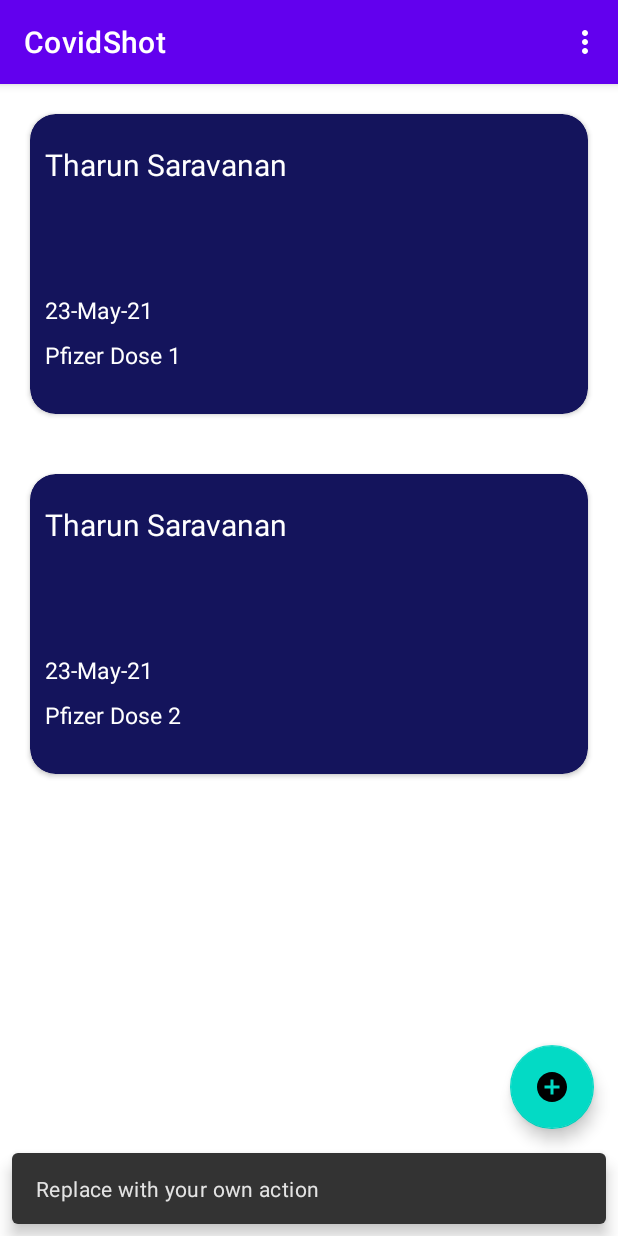
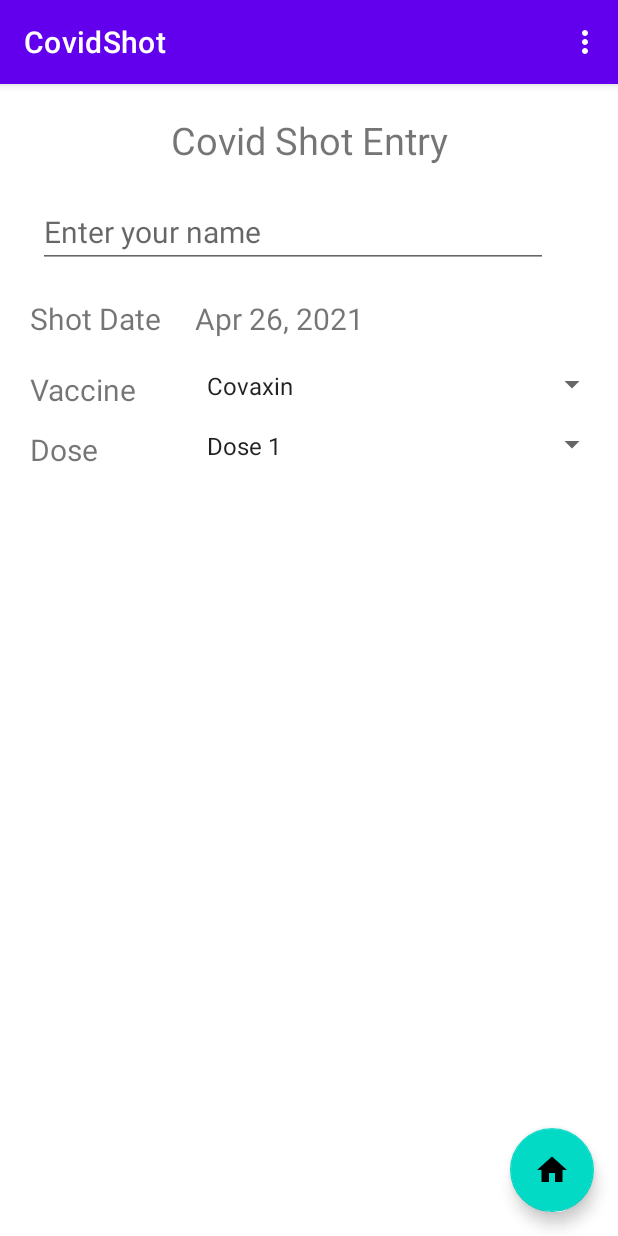
Before and after one commit to TharunSaravanan/Health-Rec, an Android app: the screen it shows after launch (MainActivity), after a tap on an icon or button, on a phone screen of 412 x 824 dp. Run offline under Robolectric (Android 15) with nearby library versions, the phone set to English and light mode, and no system bars.

Commit message:
first version

```diff
--- a/app/build.gradle
+++ b/app/build.gradle
@@ -35,6 +35,7 @@ dependencies {
     implementation 'androidx.constraintlayout:constraintlayout:2.0.4'
     implementation 'androidx.navigation:navigation-fragment:2.3.4'
     implementation 'androidx.navigation:navigation-ui:2.3.4'
+    implementation 'androidx.legacy:legacy-support-v4:1.0.0'
     testImplementation 'junit:junit:4.+'
     androidTestImplementation 'androidx.test.ext:junit:1.1.2'
     androidTestImplementation 'androidx.test.espresso:espresso-core:3.3.0'
--- /dev/null
+++ b/app/src/main/java/com/bstharun/covidshot/DateHelper.java
@@ -0,0 +1,35 @@
+package com.bstharun.covidshot;
+
+import java.text.ParseException;
+import java.text.SimpleDateFormat;
+import java.util.Calendar;
+import java.util.Date;
+
+public class DateHelper {
+    public static Date StringToDate(String s) {
+
+        Date result = null;
+        try {
+            SimpleDateFormat dateFormat = new SimpleDateFormat("MMM dd, yyyy");
+            result = dateFormat.parse(s);
+        } catch (ParseException e) {
+            e.printStackTrace();
+
+        }
+        return result;
+    }
+
+    public static String DateToString(Date d) {
+        SimpleDateFormat dateFormat = new SimpleDateFormat("MMM dd, yyyy");
+        return dateFormat.format(d);
+    }
+
+    public static String TodayToString() {
+        Calendar calendar = Calendar.getInstance();
+        Date today = calendar.getTime();
+
+        SimpleDateFormat dateFormat = new SimpleDateFormat("MMM dd, yyyy");
+        return dateFormat.format(today);
+    }
+
+}
--- a/app/src/main/java/com/bstharun/covidshot/FirstFragment.java
+++ b/app/src/main/java/com/bstharun/covidshot/FirstFragment.java
@@ -5,10 +5,12 @@ import android.view.LayoutInflater;
 import android.view.View;
 import android.view.ViewGroup;
 
-import androidx.annotation.NonNull;
 import androidx.fragment.app.Fragment;
+import androidx.navigation.fragment.NavHostFragment;
 import androidx.recyclerview.widget.LinearLayoutManager;
 import androidx.recyclerview.widget.RecyclerView;
+
+import com.google.android.material.floatingactionbutton.FloatingActionButton;
 
 import java.util.ArrayList;
 import java.util.Date;
@@ -53,35 +55,18 @@ public class FirstFragment extends Fragment {
         // Set layout manager to position the items
         rvVaccinations.setLayoutManager(new LinearLayoutManager(this.getActivity()));
 
-        /* Decorate for divider
-        RecyclerView.ItemDecoration itemDecoration = new
-                DividerItemDecoration(this.getActivity(), DividerItemDecoration.VERTICAL);
-        rvVaccinations.addItemDecoration(itemDecoration);
+        // link floating action button
+        FloatingActionButton fab = root.findViewById(R.id.fab);
+        fab.setOnClickListener(new View.OnClickListener() {
+            @Override
+            public void onClick(View view) {
 
-         */
+                NavHostFragment.findNavController(FirstFragment.this)
+                        .navigate(R.id.action_FirstFragment_to_VaccineEntryFragment);
 
-/*        ImageView manualEntry = (ImageView) root.findViewById(R.id.manualEntry);
-
-        manualEntry.setOnClickListener(new View.OnClickListener() {
-            @RequiresApi(api = Build.VERSION_CODES.O)
-            public void onClick(View v) {
-                NavController navController = MainActivity.navController;
-                navController.navigate(R.id.navigation_manual_entry);
             }
-        });*/
+        });
 
         return root;
     }
-
-    public void onViewCreated(@NonNull View view, Bundle savedInstanceState) {
-        super.onViewCreated(view, savedInstanceState);
-
-/*        view.findViewById(R.id.button_first).setOnClickListener(new View.OnClickListener() {
-            @Override
-            public void onClick(View view) {
-                NavHostFragment.findNavController(FirstFragment.this)
-                        .navigate(R.id.action_FirstFragment_to_SecondFragment);
-            }
-        });*/
-    }
 }
--- a/app/src/main/java/com/bstharun/covidshot/MainActivity.java
+++ b/app/src/main/java/com/bstharun/covidshot/MainActivity.java
@@ -1,19 +1,16 @@
 package com.bstharun.covidshot;
 
 import android.os.Bundle;
-
-import com.google.android.material.floatingactionbutton.FloatingActionButton;
-import com.google.android.material.snackbar.Snackbar;
+import android.view.Menu;
+import android.view.MenuItem;
 
 import androidx.appcompat.app.AppCompatActivity;
 import androidx.appcompat.widget.Toolbar;
-
-import android.view.View;
-
-import android.view.Menu;
-import android.view.MenuItem;
+import androidx.navigation.NavController;
 
 public class MainActivity extends AppCompatActivity {
+
+    public static NavController navController;
 
     @Override
     protected void onCreate(Bundle savedInstanceState) {
@@ -21,15 +18,6 @@ public class MainActivity extends AppCompatActivity {
         setContentView(R.layout.activity_main);
         Toolbar toolbar = findViewById(R.id.toolbar);
         setSupportActionBar(toolbar);
-
-        FloatingActionButton fab = findViewById(R.id.fab);
-        fab.setOnClickListener(new View.OnClickListener() {
-            @Override
-            public void onClick(View view) {
-                Snackbar.make(view, "Replace with your own action", Snackbar.LENGTH_LONG)
-                        .setAction("Action", null).show();
-            }
-        });
     }
 
     @Override
@@ -47,7 +35,7 @@ public class MainActivity extends AppCompatActivity {
         int id = item.getItemId();
 
         //noinspection SimplifiableIfStatement
-        if (id == R.id.action_settings) {
+        if (id == R.id.action_home) {
             return true;
         }
 
--- a/app/src/main/java/com/bstharun/covidshot/SecondFragment.java
+++ /dev/null
@@ -1,34 +0,0 @@
-package com.bstharun.covidshot;
-
-import android.os.Bundle;
-import android.view.LayoutInflater;
-import android.view.View;
-import android.view.ViewGroup;
-
-import androidx.annotation.NonNull;
-import androidx.fragment.app.Fragment;
-import androidx.navigation.fragment.NavHostFragment;
-
-public class SecondFragment extends Fragment {
-
-    @Override
-    public View onCreateView(
-            LayoutInflater inflater, ViewGroup container,
-            Bundle savedInstanceState
-    ) {
-        // Inflate the layout for this fragment
-        return inflater.inflate(R.layout.fragment_second, container, false);
-    }
-
-    public void onViewCreated(@NonNull View view, Bundle savedInstanceState) {
-        super.onViewCreated(view, savedInstanceState);
-
-        view.findViewById(R.id.button_second).setOnClickListener(new View.OnClickListener() {
-            @Override
-            public void onClick(View view) {
-                NavHostFragment.findNavController(SecondFragment.this)
-                        .navigate(R.id.action_SecondFragment_to_FirstFragment);
-            }
-        });
-    }
-}
--- /dev/null
+++ b/app/src/main/java/com/bstharun/covidshot/VaccineEntryFragment.java
@@ -0,0 +1,160 @@
+package com.bstharun.covidshot;
+
+import android.app.DatePickerDialog;
+import android.os.Bundle;
+import android.util.Log;
+import android.view.LayoutInflater;
+import android.view.View;
+import android.view.ViewGroup;
+import android.widget.AdapterView;
+import android.widget.ArrayAdapter;
+import android.widget.DatePicker;
+import android.widget.Spinner;
+import android.widget.TextView;
+
+import androidx.fragment.app.Fragment;
+
+import java.util.Calendar;
+import java.util.Date;
+
+public class VaccineEntryFragment extends Fragment {
+
+    String[] vaccines = {
+            "Covaxin",
+            "Covishield",
+            "Johnson & Johnson",
+            "Moderna",
+            "Novavax",
+            "Oxford–AstraZeneca",
+            "Pfizer-BioNTech",
+            "Sputnik V"};
+
+    String[] doses = {"Dose 1", "Dose 2", "Single Dose Vaccine"};
+
+    TextView txtDate;
+    Spinner spinnerVaccine;
+    Spinner spinnerDose;
+
+    public VaccineEntryFragment() {
+        // Required empty public constructor
+    }
+
+
+    @Override
+    public void onCreate(Bundle savedInstanceState) {
+        super.onCreate(savedInstanceState);
+    }
+
+    @Override
+    public View onCreateView(LayoutInflater inflater, ViewGroup container,
+                             Bundle savedInstanceState) {
+        // Inflate the layout for this fragment
+        View root = inflater.inflate(R.layout.fragment_vaccine_entry, container, false);
+
+        spinnerVaccine = root.findViewById(R.id.spinnerVaccineType);
+        spinnerDose = root.findViewById(R.id.spinnerVaccineDose);
+        txtDate = root.findViewById(R.id.txtDate);
+
+        txtDate.setText(DateHelper.TodayToString());
+
+        setVaccineSpinner();
+        setVaccineDoseSpinner();
+
+
+        txtDate.setOnClickListener(v -> {
+            showCalendar();
+        });
+
+
+        return root;
+    }
+
+
+
+    void showCalendar(){
+        final Calendar c = Calendar.getInstance();
+        int mYear = c.get(Calendar.YEAR);
+        int mMonth = c.get(Calendar.MONTH);
+        int mDay = c.get(Calendar.DAY_OF_MONTH);
+
+
+        DatePickerDialog datePickerDialog = new DatePickerDialog(this.getActivity(),
+                new DatePickerDialog.OnDateSetListener() {
+
+                    @Override
+                    public void onDateSet(DatePicker view, int year,
+                                          int monthOfYear, int dayOfMonth) {
+
+                        Calendar calendar = Calendar.getInstance();
+                        calendar.set(year, monthOfYear, dayOfMonth);
+                        Date d = calendar.getTime();
+
+                        txtDate.setText(DateHelper.DateToString(d));
+
+                    }
+                }, mYear, mMonth, mDay);
+
+        datePickerDialog.show();
+    }
+
+    void setVaccineSpinner() {
+
+
+        spinnerVaccine.setOnItemSelectedListener(new AdapterView.OnItemSelectedListener() {
+            @Override
+            public void onItemSelected(AdapterView<?> parentView, View selectedItemView, int position, long id) {
+                Log.d("MyLog", "Selected " + vaccines[position]);
+            }
+
+            @Override
+            public void onNothingSelected(AdapterView<?> parentView) {
+                // your code here
+            }
+
+        });
+
+        ArrayAdapter ad = new ArrayAdapter(this.getActivity(), android.R.layout.simple_spinner_item, vaccines);
+
+        // set simple layout resource file
+        // for each item of spinner
+        ad.setDropDownViewResource(
+                android.R.layout
+                        .simple_spinner_dropdown_item);
+
+        // Set the ArrayAdapter (ad) data on the
+        // Spinner which binds data to spinner
+        spinnerVaccine.setAdapter(ad);
+
+    }
+
+    void setVaccineDoseSpinner() {
+
+
+        spinnerDose.setOnItemSelectedListener(new AdapterView.OnItemSelectedListener() {
+            @Override
+            public void onItemSelected(AdapterView<?> parentView, View selectedItemView, int position, long id) {
+                Log.d("MyLog", "Selected " + doses[position]);
+            }
+
+            @Override
+            public void onNothingSelected(AdapterView<?> parentView) {
+                // your code here
+            }
+
+        });
+
+        ArrayAdapter ad = new ArrayAdapter(this.getActivity(), android.R.layout.simple_spinner_item, doses);
+
+        // set simple layout resource file
+        // for each item of spinner
+        ad.setDropDownViewResource(
+                android.R.layout
+                        .simple_spinner_dropdown_item);
+
+        // Set the ArrayAdapter (ad) data on the
+        // Spinner which binds data to spinner
+        spinnerDose.setAdapter(ad);
+
+    }
+
+}
--- /dev/null
+++ b/app/src/main/res/drawable/ic_baseline_home_24.xml
@@ -0,0 +1,10 @@
+<vector xmlns:android="http://schemas.android.com/apk/res/android"
+    android:width="24dp"
+    android:height="24dp"
+    android:viewportWidth="24"
+    android:viewportHeight="24"
+    android:tint="?attr/colorControlNormal">
+  <path
+      android:fillColor="@android:color/white"
+      android:pathData="M10,20v-6h4v6h5v-8h3L12,3 2,12h3v8z"/>
+</vector>
--- a/app/src/main/res/layout/activity_main.xml
+++ b/app/src/main/res/layout/activity_main.xml
@@ -22,12 +22,6 @@
 
     <include layout="@layout/content_main" />
 
-    <com.google.android.material.floatingactionbutton.FloatingActionButton
-        android:id="@+id/fab"
-        android:layout_width="wrap_content"
-        android:layout_height="wrap_content"
-        android:layout_gravity="bottom|end"
-        android:layout_margin="@dimen/fab_margin"
-        app:srcCompat="@drawable/ic_baseline_add_circle_24" />
+
 
 </androidx.coordinatorlayout.widget.CoordinatorLayout>
--- a/app/src/main/res/layout/fragment_first.xml
+++ b/app/src/main/res/layout/fragment_first.xml
@@ -13,5 +13,15 @@
         tools:layout_editor_absoluteX="200dp"
         tools:layout_editor_absoluteY="145dp" />
 
+    <com.google.android.material.floatingactionbutton.FloatingActionButton
+        android:id="@+id/fab"
+        android:layout_width="wrap_content"
+        android:layout_height="wrap_content"
+        app:layout_constraintBottom_toBottomOf="parent"
+        app:layout_constraintRight_toRightOf="parent"
+        android:layout_gravity="bottom|end"
+        android:layout_margin="@dimen/fab_margin"
+        app:srcCompat="@drawable/ic_baseline_add_circle_24" />
+
 
 </androidx.constraintlayout.widget.ConstraintLayout>
--- a/app/src/main/res/layout/fragment_second.xml
+++ /dev/null
@@ -1,27 +0,0 @@
-<?xml version="1.0" encoding="utf-8"?>
-<androidx.constraintlayout.widget.ConstraintLayout xmlns:android="http://schemas.android.com/apk/res/android"
-    xmlns:app="http://schemas.android.com/apk/res-auto"
-    xmlns:tools="http://schemas.android.com/tools"
-    android:layout_width="match_parent"
-    android:layout_height="match_parent"
-    tools:context=".SecondFragment">
-
-    <TextView
-        android:id="@+id/textview_second"
-        android:layout_width="wrap_content"
-        android:layout_height="wrap_content"
-        app:layout_constraintBottom_toTopOf="@id/button_second"
-        app:layout_constraintEnd_toEndOf="parent"
-        app:layout_constraintStart_toStartOf="parent"
-        app:layout_constraintTop_toTopOf="parent" />
-
-    <Button
-        android:id="@+id/button_second"
-        android:layout_width="wrap_content"
-        android:layout_height="wrap_content"
-        android:text="@string/previous"
-        app:layout_constraintBottom_toBottomOf="parent"
-        app:layout_constraintEnd_toEndOf="parent"
-        app:layout_constraintStart_toStartOf="parent"
-        app:layout_constraintTop_toBottomOf="@id/textview_second" />
-</androidx.constraintlayout.widget.ConstraintLayout>
--- /dev/null
+++ b/app/src/main/res/layout/fragment_vaccine_entry.xml
@@ -0,0 +1,110 @@
+<?xml version="1.0" encoding="utf-8"?>
+<androidx.constraintlayout.widget.ConstraintLayout xmlns:android="http://schemas.android.com/apk/res/android"
+    xmlns:app="http://schemas.android.com/apk/res-auto"
+    xmlns:tools="http://schemas.android.com/tools"
+    android:layout_width="match_parent"
+    android:layout_height="match_parent"
+    tools:context=".FirstFragment">
+
+    <TextView
+        android:id="@+id/txtTitle"
+        android:layout_width="match_parent"
+        android:layout_height="wrap_content"
+        app:layout_constraintStart_toStartOf="parent"
+        app:layout_constraintTop_toTopOf="parent"
+        android:layout_margin="20dp"
+        android:textAlignment="center"
+        android:textSize="25dp"
+
+        android:text="Covid Shot Entry"></TextView>
+
+
+    <EditText
+        android:id="@+id/txtName"
+        android:layout_width="340dp"
+        android:layout_height="wrap_content"
+        android:layout_marginTop="20dp"
+        android:layout_marginLeft="25dp"
+        android:hint="Enter your name"
+        android:inputType="text"
+        android:textSize="20sp"
+        app:layout_constraintStart_toStartOf="parent"
+        app:layout_constraintTop_toBottomOf="@+id/txtTitle" />
+
+    <TextView
+        android:id="@+id/lblDate"
+        android:layout_width="100dp"
+        android:layout_height="wrap_content"
+        app:layout_constraintStart_toStartOf="parent"
+        app:layout_constraintTop_toBottomOf="@+id/txtName"
+        android:textSize="20sp"
+        android:layout_marginLeft="20dp"
+        android:layout_marginTop="20dp"
+        android:text="Shot Date"></TextView>
+
+
+    <TextView
+        android:id="@+id/txtDate"
+        android:layout_width="wrap_content"
+        android:layout_height="wrap_content"
+        app:layout_constraintLeft_toRightOf="@+id/lblDate"
+        app:layout_constraintTop_toBottomOf="@+id/txtName"
+        android:textSize="20sp"
+        android:layout_marginTop="20dp"
+        android:layout_marginLeft="10dp"
+        android:text="Apr 25, 2021"></TextView>
+
+    <TextView
+        android:id="@+id/lblVaccineType"
+        android:layout_width="100dp"
+        android:layout_height="wrap_content"
+        app:layout_constraintStart_toStartOf="parent"
+        app:layout_constraintTop_toBottomOf="@+id/lblDate"
+        android:textSize="20sp"
+        android:layout_marginLeft="20dp"
+        android:layout_marginTop="20dp"
+        android:text="Vaccine"></TextView>
+
+    <Spinner
+        android:id="@+id/spinnerVaccineType"
+        android:layout_width="275dp"
+        android:layout_height="20dp"
+        android:layout_marginTop="20dp"
+        android:layout_marginLeft="10dp"
+        app:layout_constraintLeft_toRightOf="@+id/lblVaccineType"
+        app:layout_constraintTop_toBottomOf="@+id/txtDate"></Spinner>
+
+    <TextView
+        android:id="@+id/lblVaccineDose"
+        android:layout_width="100dp"
+        android:layout_height="wrap_content"
+        app:layout_constraintStart_toStartOf="parent"
+        app:layout_constraintTop_toBottomOf="@+id/lblDate"
+        android:textSize="20sp"
+        android:layout_marginLeft="20dp"
+        android:layout_marginTop="60dp"
+        android:text="Dose"></TextView>
+
+    <Spinner
+        android:id="@+id/spinnerVaccineDose"
+        android:layout_width="275dp"
+        android:layout_height="20dp"
+        android:layout_marginTop="60dp"
+        android:layout_marginLeft="10dp"
+        app:layout_constraintLeft_toRightOf="@+id/lblVaccineType"
+        app:layout_constraintTop_toBottomOf="@+id/txtDate"></Spinner>
+
+    <com.google.android.material.floatingactionbutton.FloatingActionButton
+        android:id="@+id/fab_home"
+        android:layout_width="wrap_content"
+        android:layout_height="wrap_content"
+        app:layout_constraintBottom_toBottomOf="parent"
+        app:layout_constraintRight_toRightOf="parent"
+        android:layout_gravity="bottom|end"
+        android:layout_margin="@dimen/fab_margin"
+        app:srcCompat="@drawable/ic_baseline_home_24" />
+
+
+
+
+</androidx.constraintlayout.widget.ConstraintLayout>
--- a/app/src/main/res/menu/menu_main.xml
+++ b/app/src/main/res/menu/menu_main.xml
@@ -2,9 +2,23 @@
     xmlns:app="http://schemas.android.com/apk/res-auto"
     xmlns:tools="http://schemas.android.com/tools"
     tools:context="com.bstharun.covidshot.MainActivity">
+
+
+    <item
+        android:id="@+id/action_home"
+        android:orderInCategory="100"
+        android:title="Home"
+        app:showAsAction="never" />
+
+    <item
+        android:id="@+id/action_vaccine_entry"
+        android:orderInCategory="200"
+        android:title="Add Vaccine Record"
+        app:showAsAction="never" />
+
     <item
         android:id="@+id/action_settings"
-        android:orderInCategory="100"
+        android:orderInCategory="300"
         android:title="@string/action_settings"
         app:showAsAction="never" />
 </menu>
--- a/app/src/main/res/navigation/nav_graph.xml
+++ b/app/src/main/res/navigation/nav_graph.xml
@@ -8,21 +8,22 @@
     <fragment
         android:id="@+id/FirstFragment"
         android:name="com.bstharun.covidshot.FirstFragment"
-        android:label="@string/first_fragment_label"
+        android:label="Vaccination Records"
         tools:layout="@layout/fragment_first">
 
         <action
-            android:id="@+id/action_FirstFragment_to_SecondFragment"
-            app:destination="@id/SecondFragment" />
+            android:id="@+id/action_FirstFragment_to_VaccineEntryFragment"
+            app:destination="@id/VaccineEntryFragment" />
     </fragment>
+
     <fragment
-        android:id="@+id/SecondFragment"
-        android:name="com.bstharun.covidshot.SecondFragment"
-        android:label="@string/second_fragment_label"
-        tools:layout="@layout/fragment_second">
+        android:id="@+id/VaccineEntryFragment"
+        android:name="com.bstharun.covidshot.VaccineEntryFragment"
+        android:label="Vaccination Record Entry"
+        tools:layout="@layout/fragment_vaccine_entry">
 
         <action
-            android:id="@+id/action_SecondFragment_to_FirstFragment"
+            android:id="@+id/action_VaccineEntryFragment_to_FirstFragment"
             app:destination="@id/FirstFragment" />
     </fragment>
 </navigation>
--- a/app/src/main/res/values/strings.xml
+++ b/app/src/main/res/values/strings.xml
@@ -9,4 +9,6 @@
 
     <string name="hello_first_fragment">Hello first fragment</string>
     <string name="hello_second_fragment">Hello second fragment. Arg: %1$s</string>
+    <!-- TODO: Remove or change this placeholder text -->
+    <string name="hello_blank_fragment">Hello blank fragment</string>
 </resources>
```
